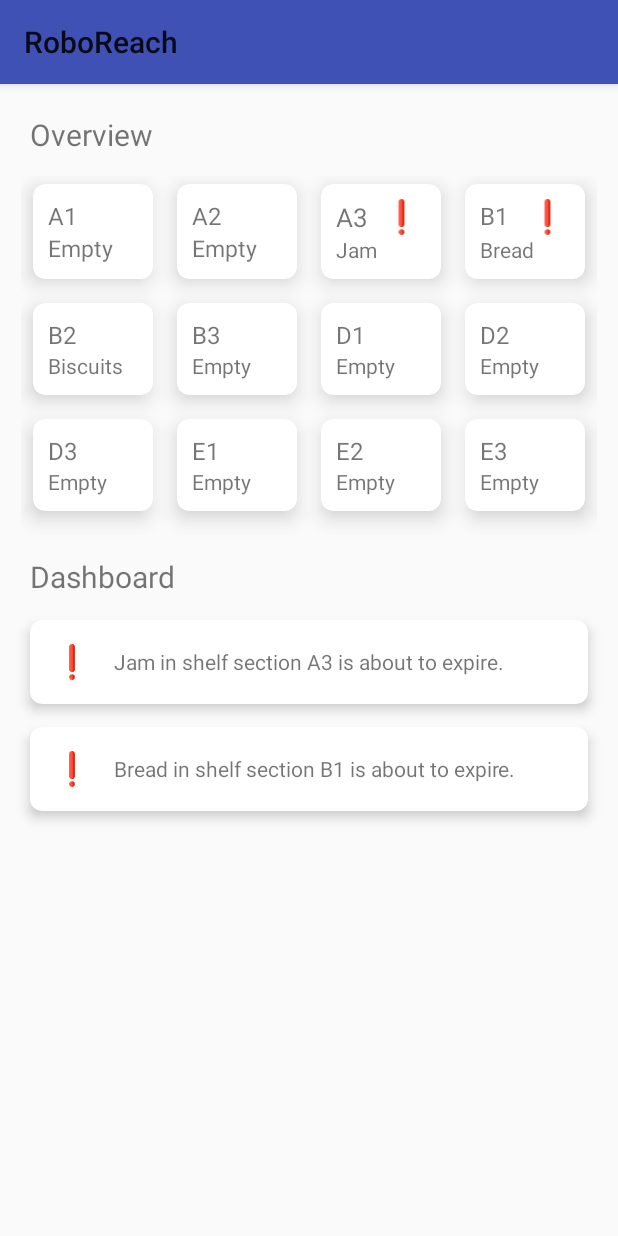
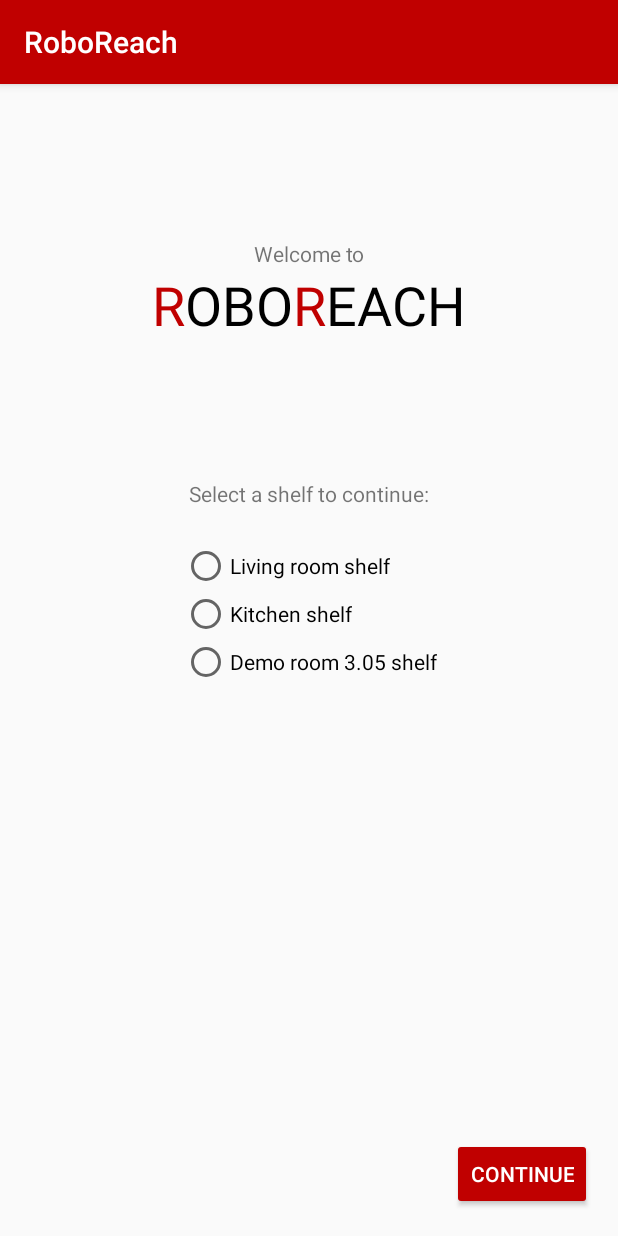
Before and after one commit to Ojasvi-Jalal/SystemDesignProject-Team2, an Android app: the screen it shows after launch (MainActivity before the commit, LauncherActivity after it), on a phone screen of 412 x 824 dp. Run offline under Robolectric (Android 15) with nearby library versions, the light colour scheme and no system bars.

Commit message:
Colour scheme adaptation, imported HTTP request library

```diff
--- a/android-app/app/build.gradle
+++ b/android-app/app/build.gradle
@@ -45,4 +45,5 @@ dependencies {
     implementation 'com.android.support:gridlayout-v7:27.1.1'
     implementation 'org.jetbrains.anko:anko-commons:0.10.7'
     implementation 'org.jetbrains.anko:anko-design:0.10.7'
+    implementation 'com.android.volley:volley:1.1.1'
 }
--- /dev/null
+++ b/android-app/app/src/main/java/com/example/ojasvi/roboreachapp/LauncherActivity.kt
@@ -0,0 +1,23 @@
+package com.example.ojasvi.roboreachapp
+
+import android.content.Intent
+import android.support.v7.app.AppCompatActivity
+import android.os.Bundle
+import android.widget.Button
+import kotlinx.android.synthetic.main.activity_launcher.view.*
+
+class LauncherActivity : AppCompatActivity() {
+
+    override fun onCreate(savedInstanceState: Bundle?) {
+        super.onCreate(savedInstanceState)
+        setContentView(R.layout.activity_launcher)
+        supportActionBar?.title = "RoboReach"
+
+        var continueButton = findViewById<Button>(R.id.continueButton)
+        continueButton.setOnClickListener {
+            startActivity(Intent(this, MainActivity::class.java))
+            finish()
+        }
+
+    }
+}
--- /dev/null
+++ b/android-app/app/src/main/res/layout/activity_launcher.xml
@@ -0,0 +1,168 @@
+<?xml version="1.0" encoding="utf-8"?>
+<android.support.constraint.ConstraintLayout
+    xmlns:android="http://schemas.android.com/apk/res/android"
+    xmlns:app="http://schemas.android.com/apk/res-auto"
+    xmlns:tools="http://schemas.android.com/tools"
+    android:layout_width="match_parent"
+    android:layout_height="match_parent">
+
+    <LinearLayout
+        android:id="@+id/logo"
+        android:layout_width="wrap_content"
+        android:layout_height="wrap_content"
+        android:layout_marginBottom="8dp"
+        android:layout_marginEnd="8dp"
+        android:layout_marginStart="8dp"
+        android:orientation="horizontal"
+        app:layout_constraintBottom_toBottomOf="parent"
+        app:layout_constraintEnd_toEndOf="parent"
+        app:layout_constraintStart_toStartOf="parent"
+        app:layout_constraintTop_toBottomOf="@+id/textView2"
+        app:layout_constraintVertical_bias="0.0">
+
+        <TextView
+            android:id="@+id/textView10"
+            android:layout_width="wrap_content"
+            android:layout_height="wrap_content"
+            android:layout_weight="1"
+            android:text="R"
+            android:textColor="@color/primaryRed"
+            android:textSize="36sp"
+            app:layout_constraintBottom_toBottomOf="parent"
+            app:layout_constraintEnd_toStartOf="@+id/textView5"
+            app:layout_constraintHorizontal_bias="1.0"
+            app:layout_constraintStart_toStartOf="parent"
+            app:layout_constraintTop_toTopOf="@+id/textView5"
+            app:layout_constraintVertical_bias="0.0" />
+
+        <TextView
+            android:id="@+id/textView11"
+            android:layout_width="wrap_content"
+            android:layout_height="wrap_content"
+            android:layout_weight="1"
+            android:text="OBO"
+            android:textColor="@color/primaryBlack"
+            android:textSize="36sp"
+            app:layout_constraintBottom_toBottomOf="parent"
+            app:layout_constraintEnd_toEndOf="parent"
+            app:layout_constraintStart_toStartOf="parent"
+            app:layout_constraintTop_toTopOf="parent"
+            app:layout_constraintVertical_bias="0.163" />
+
+        <TextView
+            android:id="@+id/textView12"
+            android:layout_width="wrap_content"
+            android:layout_height="wrap_content"
+            android:layout_weight="1"
+            android:text="R"
+            android:textColor="@color/primaryRed"
+            android:textSize="36sp"
+            app:layout_constraintBottom_toBottomOf="parent"
+            app:layout_constraintEnd_toEndOf="parent"
+            app:layout_constraintHorizontal_bias="0.0"
+            app:layout_constraintStart_toEndOf="@+id/textView5"
+            app:layout_constraintTop_toTopOf="@+id/textView5"
+            app:layout_constraintVertical_bias="0.0" />
+
+        <TextView
+            android:id="@+id/textView13"
+            android:layout_width="wrap_content"
+            android:layout_height="wrap_content"
+            android:layout_weight="1"
+            android:text="EACH"
+            android:textColor="@color/primaryBlack"
+            android:textSize="36sp"
+            app:layout_constraintBottom_toBottomOf="parent"
+            app:layout_constraintEnd_toEndOf="parent"
+            app:layout_constraintHorizontal_bias="0.0"
+            app:layout_constraintStart_toEndOf="@+id/textView8"
+            app:layout_constraintTop_toTopOf="@+id/textView8"
+            app:layout_constraintVertical_bias="0.0" />
+    </LinearLayout>
+
+    <Button
+        android:id="@+id/continueButton"
+        style="@android:style/Widget.Material.Button.Colored"
+        android:layout_width="wrap_content"
+        android:layout_height="wrap_content"
+        android:layout_marginBottom="8dp"
+        android:layout_marginEnd="8dp"
+        android:layout_marginStart="8dp"
+        android:layout_marginTop="8dp"
+        android:backgroundTint="@color/primaryRed"
+        android:drawablePadding="10dp"
+        android:text="Continue"
+        app:layout_constraintBottom_toBottomOf="parent"
+        app:layout_constraintEnd_toEndOf="parent"
+        app:layout_constraintHorizontal_bias="0.97"
+        app:layout_constraintStart_toStartOf="parent"
+        app:layout_constraintTop_toBottomOf="@+id/radioGroup"
+        app:layout_constraintVertical_bias="0.97" />
+
+    <TextView
+        android:id="@+id/textView2"
+        android:layout_width="wrap_content"
+        android:layout_height="wrap_content"
+        android:layout_marginBottom="8dp"
+        android:layout_marginEnd="8dp"
+        android:layout_marginStart="8dp"
+        android:layout_marginTop="8dp"
+        android:text="Welcome to"
+        app:layout_constraintBottom_toBottomOf="parent"
+        app:layout_constraintEnd_toEndOf="parent"
+        app:layout_constraintStart_toStartOf="parent"
+        app:layout_constraintTop_toTopOf="parent"
+        app:layout_constraintVertical_bias="0.13" />
+
+    <RadioGroup
+        android:id="@+id/radioGroup"
+        android:layout_width="wrap_content"
+        android:layout_height="wrap_content"
+        android:layout_marginBottom="8dp"
+        android:layout_marginEnd="8dp"
+        android:layout_marginStart="8dp"
+        android:layout_marginTop="8dp"
+        app:layout_constraintBottom_toBottomOf="parent"
+        app:layout_constraintEnd_toEndOf="parent"
+        app:layout_constraintStart_toStartOf="parent"
+        app:layout_constraintTop_toBottomOf="@+id/textView3"
+        app:layout_constraintVertical_bias="0.04000002">
+
+        <RadioButton
+            android:id="@+id/radioButton"
+            android:layout_width="wrap_content"
+            android:layout_height="wrap_content"
+            android:layout_weight="1"
+            android:text="Living room shelf" />
+
+        <RadioButton
+            android:id="@+id/radioButton2"
+            android:layout_width="wrap_content"
+            android:layout_height="wrap_content"
+            android:layout_weight="1"
+            android:text="Kitchen shelf" />
+
+        <RadioButton
+            android:id="@+id/radioButton3"
+            android:layout_width="wrap_content"
+            android:layout_height="wrap_content"
+            android:layout_weight="1"
+            android:text="Demo room 3.05 shelf" />
+    </RadioGroup>
+
+    <TextView
+        android:id="@+id/textView3"
+        android:layout_width="wrap_content"
+        android:layout_height="wrap_content"
+        android:layout_marginBottom="8dp"
+        android:layout_marginEnd="8dp"
+        android:layout_marginStart="8dp"
+        android:layout_marginTop="8dp"
+        android:text="Select a shelf to continue:"
+        app:layout_constraintBottom_toBottomOf="parent"
+        app:layout_constraintEnd_toEndOf="parent"
+        app:layout_constraintStart_toStartOf="parent"
+        app:layout_constraintTop_toBottomOf="@+id/logo"
+        app:layout_constraintVertical_bias="0.14999998" />
+
+</android.support.constraint.ConstraintLayout>
--- a/android-app/app/src/main/res/layout/card_shelves.xml
+++ b/android-app/app/src/main/res/layout/card_shelves.xml
@@ -478,6 +478,8 @@
 
         </android.support.v7.widget.CardView>
 
+        <!-- disabled
+
         <android.support.v7.widget.CardView
             android:id="@+id/d3_card"
             android:layout_width="0dp"
@@ -694,6 +696,8 @@
 
         </android.support.v7.widget.CardView>
 
+        -->
+
     </GridLayout>
 
     <TextView
--- a/android-app/app/src/main/res/values/colors.xml
+++ b/android-app/app/src/main/res/values/colors.xml
@@ -3,4 +3,6 @@
     <color name="colorPrimary">#3f51b5</color>
     <color name="colorPrimaryDark">#303F9F</color>
     <color name="colorAccent">#ff4081</color>
+    <color name="primaryRed">#c00000</color>
+    <color name="primaryBlack">#000000</color>
 </resources>
--- a/android-app/app/src/main/res/values/styles.xml
+++ b/android-app/app/src/main/res/values/styles.xml
@@ -1,11 +1,11 @@
 <resources>
 
     <!-- Base application theme. -->
-    <style name="AppTheme" parent="Base.Theme.AppCompat.Light">
+    <style name="AppTheme" parent="Base.Theme.AppCompat.Light.DarkActionBar">
         <!-- Customize your theme here. -->
-        <item name="colorPrimary">@color/colorPrimary</item>
-        <item name="colorPrimaryDark">@color/colorPrimaryDark</item>
-        <item name="colorAccent">@color/colorAccent</item>
+        <item name="colorPrimary">@color/primaryRed</item>
+        <item name="colorPrimaryDark">@color/primaryBlack</item>
+        <item name="colorAccent">@color/primaryRed</item>
         <item name="android:windowContentTransitions">true</item>
     </style>
 
```
Also changed, not shown: android-app/app/src/main/AndroidManifest.xml (+5 -6 lines), android-app/app/src/main/java/com/example/ojasvi/roboreachapp/EditActivity.kt (deleted, +0 -14 lines), android-app/app/src/main/java/com/example/ojasvi/roboreachapp/MainActivity.kt (+75 -1 lines), android-app/app/src/main/res/layout/activity_edit.xml (deleted, +0 -171 lines), android-app/app/src/main/res/layout/activity_shelf.xml (+7 -6 lines), 1 other file.
